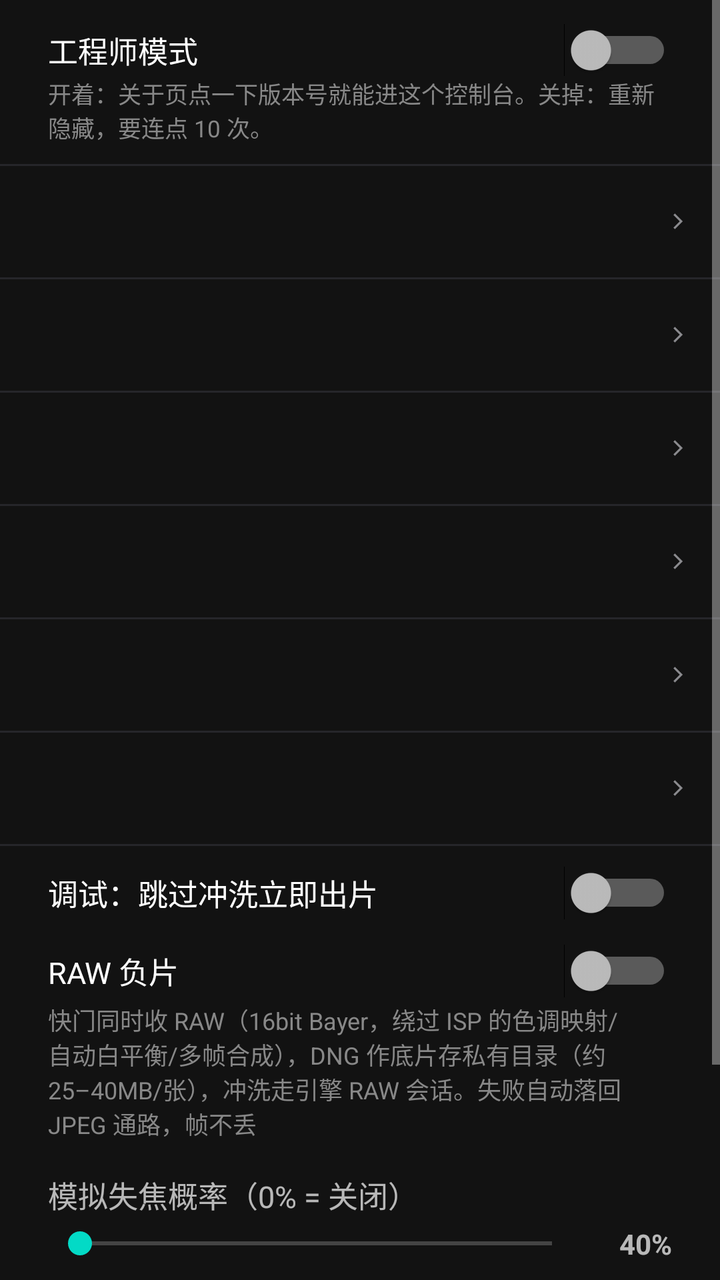
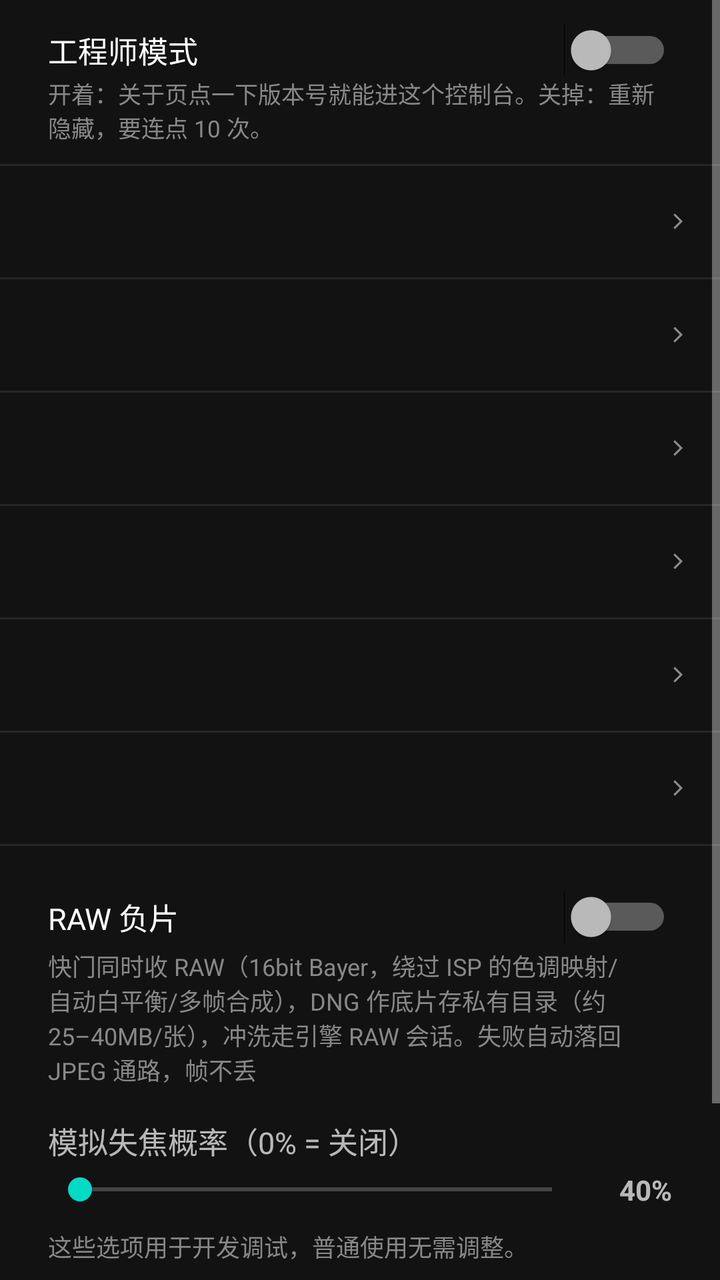

The first picture is an Android layout as it rendered before a commit; the second is the same layout after the commit. The layout source and the unified diff follow.
<!-- AndroidManifest.xml: application theme Theme.FilmCam -->
<!-- res/layout/dialog_hidden_settings.xml -->
<?xml version="1.0" encoding="utf-8"?>

<ScrollView xmlns:android="http://schemas.android.com/apk/res/android"
    android:layout_width="match_parent"
    android:layout_height="wrap_content">

    <LinearLayout
        android:layout_width="match_parent"
        android:layout_height="wrap_content"
        android:orientation="vertical"
        android:paddingTop="8dp">

        
        <Switch
            android:id="@+id/swEngineerMode"
            android:layout_width="match_parent"
            android:layout_height="wrap_content"
            android:paddingStart="24dp"
            android:paddingTop="6dp"
            android:paddingEnd="24dp"
            android:paddingBottom="2dp"
            android:text="@string/eng_mode_title"
            android:textSize="15sp" />

        <TextView
            android:layout_width="match_parent"
            android:layout_height="wrap_content"
            android:paddingStart="24dp"
            android:paddingEnd="24dp"
            android:paddingBottom="10dp"
            android:text="@string/eng_mode_note"
            android:textColor="#888"
            android:textSize="11.5sp" />

        
        <View
            android:layout_width="match_parent"
            android:layout_height="1dp"
            android:background="#26262A" />

        <include
            android:id="@+id/rowEngSlow"
            layout="@layout/item_setting_row" />

        <View
            android:layout_width="match_parent"
            android:layout_height="1dp"
            android:background="#26262A" />

        <include
            android:id="@+id/rowEngStyle"
            layout="@layout/item_setting_row" />

        <View
            android:layout_width="match_parent"
            android:layout_height="1dp"
            android:background="#26262A" />

        
        <LinearLayout
            android:id="@+id/groupEngColor"
            android:layout_width="match_parent"
            android:layout_height="wrap_content"
            android:orientation="vertical">

                <include
            android:id="@+id/rowEngColor"
            layout="@layout/item_setting_row" />

        <View
            android:layout_width="match_parent"
            android:layout_height="1dp"
            android:background="#26262A" />
        </LinearLayout>

        <include
            android:id="@+id/rowEngDev"
            layout="@layout/item_setting_row" />

        <View
            android:layout_width="match_parent"
            android:layout_height="1dp"
            android:background="#26262A" />

        <include
            android:id="@+id/rowEngLens"
            layout="@layout/item_setting_row" />

        <View
            android:layout_width="match_parent"
            android:layout_height="1dp"
            android:background="#26262A" />

        
        <include
            android:id="@+id/rowEngJpeg"
            layout="@layout/item_setting_row" />

        <View
            android:layout_width="match_parent"
            android:layout_height="1dp"
            android:background="#26262A" />

        <LinearLayout
            android:layout_width="match_parent"
            android:layout_height="wrap_content"
            android:orientation="vertical"
            android:paddingStart="24dp"
            android:paddingTop="10dp"
            android:paddingEnd="24dp">

            <Switch
                android:id="@+id/swSkipDevelop"
                android:layout_width="match_parent"
                android:layout_height="wrap_content"
                android:text="@string/main_debug_skip_develop"
                android:textSize="15sp" />

            <Switch
                android:id="@+id/swRawNegative"
                android:layout_width="match_parent"
                android:layout_height="wrap_content"
                android:layout_marginTop="12dp"
                android:text="@string/eng_raw_negative"
                android:textSize="15sp" />

            <TextView
                android:layout_width="match_parent"
                android:layout_height="wrap_content"
                android:layout_marginTop="2dp"
                android:text="@string/eng_raw_hint"
                android:textColor="#888"
                android:textSize="12sp" />

            <TextView
                android:layout_width="match_parent"
                android:layout_height="wrap_content"
                android:layout_marginTop="16dp"
                android:text="@string/main_debug_softfocus_prob"
                android:textSize="15sp" />

            <LinearLayout
                android:layout_width="match_parent"
                android:layout_height="wrap_content"
                android:layout_marginTop="4dp"
                android:gravity="center_vertical"
                android:orientation="horizontal">

                <SeekBar
                    android:id="@+id/sbSoftFocusProb"
                    android:layout_width="0dp"
                    android:layout_height="wrap_content"
                    android:layout_weight="1" />

                <TextView
                    android:id="@+id/tvSoftFocusProb"
                    android:layout_width="44dp"
                    android:layout_height="wrap_content"
                    android:gravity="end"
                    android:text="40%"
                    android:textSize="14sp"
                    android:textStyle="bold" />
            </LinearLayout>

            <TextView
                android:layout_width="match_parent"
                android:layout_height="wrap_content"
                android:layout_marginTop="10dp"
                android:text="@string/main_debug_note"
                android:textColor="#888"
                android:textSize="12sp" />

            
            <TextView
                android:layout_width="match_parent"
                android:layout_height="wrap_content"
                android:layout_marginTop="12dp"
                android:layout_marginBottom="4dp"
                android:text="@string/hidden_diag_title"
                android:textSize="13sp"
                android:textStyle="bold" />

            <TextView
                android:id="@+id/tvDiag"
                android:layout_width="match_parent"
                android:layout_height="wrap_content"
                android:layout_marginBottom="10dp"
                android:fontFamily="monospace"
                android:text="@string/hidden_diag_none"
                android:textSize="10.5sp" />

            
            <TextView
                android:layout_width="match_parent"
                android:layout_height="wrap_content"
                android:layout_marginBottom="4dp"
                android:text="@string/hidden_crash_title"
                android:textSize="13sp"
                android:textStyle="bold" />

            <TextView
                android:id="@+id/tvCrash"
                android:layout_width="match_parent"
                android:layout_height="wrap_content"
                android:layout_marginBottom="10dp"
                android:fontFamily="monospace"
                android:text="@string/hidden_crash_none"
                android:textSize="10.5sp" />
        </LinearLayout>
    </LinearLayout>
</ScrollView>
<!-- res/layout/item_setting_row.xml (included above) -->
<?xml version="1.0" encoding="utf-8"?>
<LinearLayout xmlns:android="http://schemas.android.com/apk/res/android"
    android:layout_width="match_parent"
    android:layout_height="wrap_content"
    android:background="?attr/selectableItemBackground"
    android:clickable="true"
    android:focusable="true"
    android:gravity="center_vertical"
    android:orientation="horizontal"
    android:paddingStart="17dp"
    android:paddingTop="11dp"
    android:paddingEnd="14dp"
    android:paddingBottom="11dp">

    
    <LinearLayout
        android:layout_width="0dp"
        android:layout_height="wrap_content"
        android:layout_weight="1"
        android:orientation="vertical">

        <TextView
            android:id="@+id/tvSetLabel"
            android:layout_width="wrap_content"
            android:layout_height="wrap_content"
            android:letterSpacing="0.03"
            android:textColor="#E8E4DA"
            android:textSize="13sp" />

        <TextView
            android:id="@+id/tvSetHint"
            android:layout_width="match_parent"
            android:layout_height="wrap_content"
            android:layout_marginTop="3dp"
            android:letterSpacing="0.02"
            android:lineSpacingMultiplier="1.35"
            android:maxLines="2"
            android:textColor="#8A8A8E"
            android:textSize="9.5sp" />
    </LinearLayout>

    
    <TextView
        android:id="@+id/tvSetValue"
        android:layout_width="wrap_content"
        android:layout_height="wrap_content"
        android:layout_marginStart="10dp"
        android:fontFamily="monospace"
        android:gravity="end"
        android:includeFontPadding="false"
        android:letterSpacing="0.05"
        android:textColor="#FFC100"
        android:textSize="12.5sp" />

    
    <View
        android:id="@+id/viewSetSwatch"
        android:layout_width="12dp"
        android:layout_height="12dp"
        android:layout_marginStart="9dp"
        android:visibility="gone" />

    
    <LinearLayout
        android:id="@+id/setTicks"
        android:layout_width="wrap_content"
        android:layout_height="wrap_content"
        android:layout_marginStart="10dp"
        android:gravity="center_vertical"
        android:orientation="horizontal"
        android:visibility="gone">

        <View
            android:id="@+id/tick1"
            android:layout_width="3dp"
            android:layout_height="11dp" />

        <View
            android:id="@+id/tick2"
            android:layout_width="3dp"
            android:layout_height="11dp"
            android:layout_marginStart="3dp" />

        <View
            android:id="@+id/tick3"
            android:layout_width="3dp"
            android:layout_height="11dp"
            android:layout_marginStart="3dp" />
    </LinearLayout>

    <ImageView
        android:id="@+id/ivSetChevron"
        android:layout_width="14dp"
        android:layout_height="14dp"
        android:layout_marginStart="10dp"
        android:contentDescription="@null"
        android:src="@drawable/ic_set_chevron" />
</LinearLayout>
<!-- resources referenced by this layout -->
<resources>
  <!-- drawable ic_set_chevron (drawable) -->
  <?xml version="1.0" encoding="utf-8"?>
  <vector xmlns:android="http://schemas.android.com/apk/res/android"
      android:width="24dp"
      android:height="24dp"
      android:viewportWidth="24"
      android:viewportHeight="24">
      <path
          android:fillColor="#8A8A8E"
          android:pathData="M9.4,5.3 L16.1,12 L9.4,18.7 L8.1,17.4 L13.5,12 L8.1,6.6 Z" />
  </vector>
  <string name="eng_mode_note">开着：关于页点一下版本号就能进这个控制台。关掉：重新隐藏，要连点 10 次。</string>
  <string name="eng_mode_title">工程师模式</string>
  <string name="eng_raw_hint">快门同时收 RAW（16bit Bayer，绕过 ISP 的色调映射/自动白平衡/多帧合成），DNG 作底片存私有目录（约 25–40MB/张），冲洗走引擎 RAW 会话。失败自动落回 JPEG 通路，帧不丢</string>
  <string name="eng_raw_negative">RAW 负片</string>
  <string name="hidden_crash_none">还没有崩溃记录</string>
  <string name="hidden_crash_title">崩溃日志 CRASH LOG</string>
  <string name="hidden_diag_none">还没有冲洗记录</string>
  <string name="hidden_diag_title">冲洗耗时诊断 DEVELOP TIMING</string>
  <string name="main_debug_note">这些选项用于开发调试，普通使用无需调整。</string>
  <string name="main_debug_skip_develop">调试：跳过冲洗立即出片</string>
  <string name="main_debug_softfocus_prob">模拟失焦概率（0% = 关闭）</string>
  <style name="Theme.FilmCam" parent="Theme.MaterialComponents.NoActionBar">
          
      </style>
</resources>

<!-- the commit's change to res/layout/dialog_hidden_settings.xml (unified diff, before → after) -->
@@ -108,13 +108,6 @@
             android:paddingStart="24dp"
             android:paddingTop="10dp"
             android:paddingEnd="24dp">
-
-            <Switch
-                android:id="@+id/swSkipDevelop"
-                android:layout_width="match_parent"
-                android:layout_height="wrap_content"
-                android:text="@string/main_debug_skip_develop"
-                android:textSize="15sp" />
 
             <Switch
                 android:id="@+id/swRawNegative"
<!-- resource entries referenced after the edit -->
@@ -20,7 +20,6 @@
   <string name="hidden_diag_none">还没有冲洗记录</string>
   <string name="hidden_diag_title">冲洗耗时诊断 DEVELOP TIMING</string>
   <string name="main_debug_note">这些选项用于开发调试，普通使用无需调整。</string>
-  <string name="main_debug_skip_develop">调试：跳过冲洗立即出片</string>
   <string name="main_debug_softfocus_prob">模拟失焦概率（0% = 关闭）</string>
   <style name="Theme.FilmCam" parent="Theme.MaterialComponents.NoActionBar">
           
